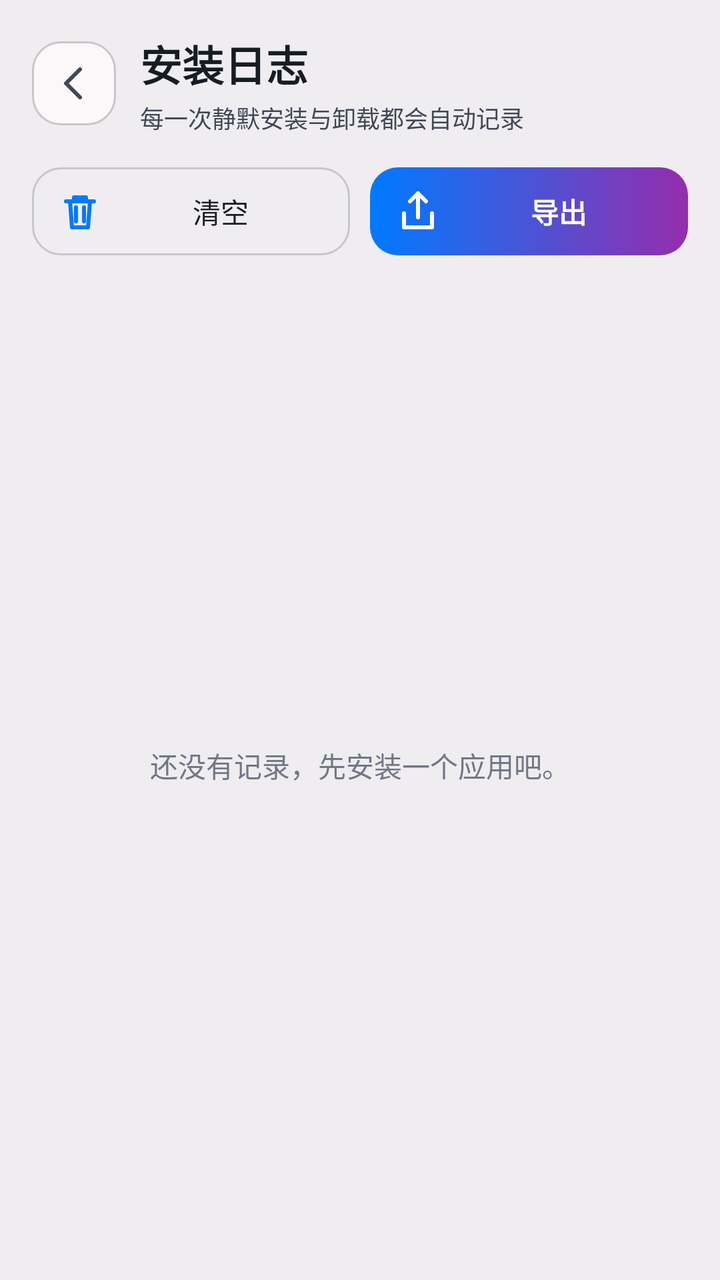
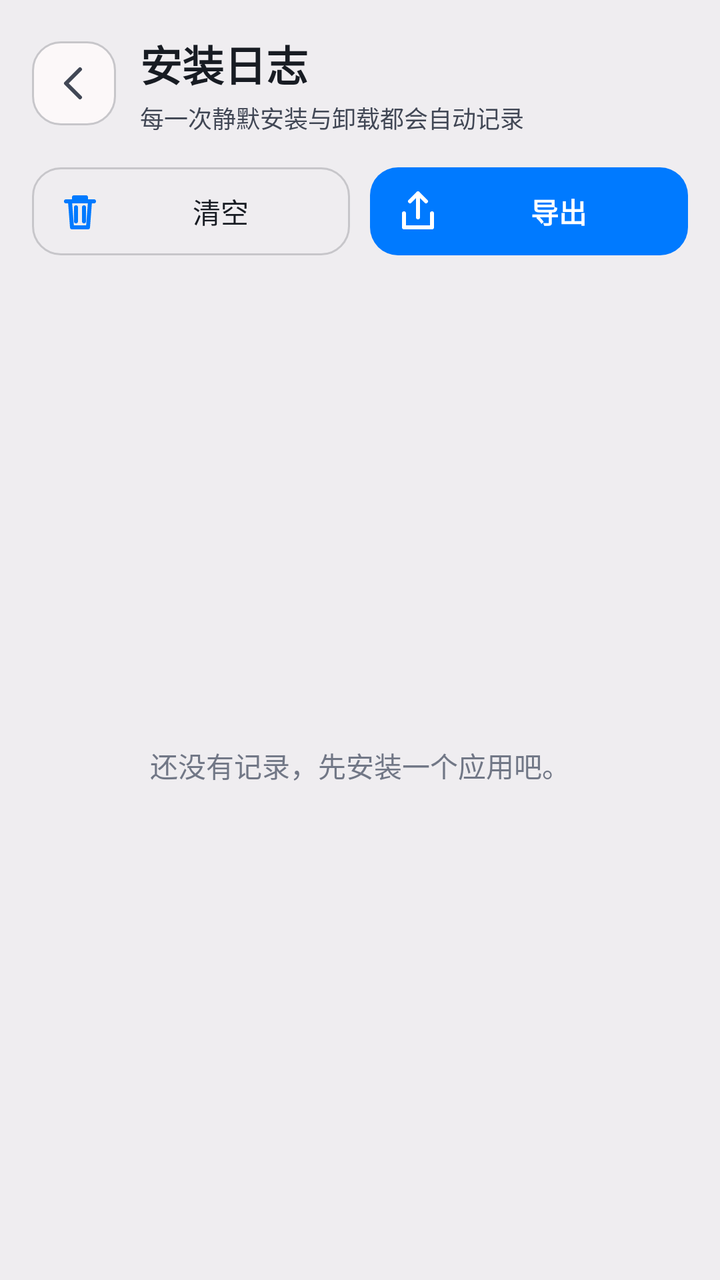

An Android layout rendered at two revisions. The XML below is the earlier revision; the diff shows what the commit changed to produce the second picture.
<!-- AndroidManifest.xml: application theme AppTheme -->
<!-- res/layout/activity_log.xml -->
<?xml version="1.0" encoding="utf-8"?>
<LinearLayout xmlns:android="http://schemas.android.com/apk/res/android"
    android:layout_width="match_parent"
    android:layout_height="match_parent"
    android:orientation="vertical"
    android:fitsSystemWindows="true"
    android:background="@color/window_bg"
    android:padding="16dp">

    <LinearLayout
        android:layout_width="match_parent"
        android:layout_height="wrap_content"
        android:orientation="horizontal"
        android:gravity="center_vertical">

        <ImageButton
            android:id="@+id/btnLogBack"
            android:layout_width="42dp"
            android:layout_height="42dp"
            android:src="@drawable/ic_action_back"
            android:background="@drawable/btn_ghost"
            android:contentDescription="@string/logs_title"
            android:padding="10dp" />

        <LinearLayout
            android:layout_width="0dp"
            android:layout_height="wrap_content"
            android:layout_weight="1"
            android:orientation="vertical"
            android:layout_marginStart="12dp">

            <TextView
                android:layout_width="wrap_content"
                android:layout_height="wrap_content"
                android:text="@string/logs_title"
                android:textSize="21sp"
                android:textStyle="bold"
                android:textColor="@color/text_primary" />

            <TextView
                android:layout_width="wrap_content"
                android:layout_height="wrap_content"
                android:text="@string/logs_subtitle"
                android:textSize="12sp"
                android:textColor="@color/text_secondary"
                android:layout_marginTop="3dp" />
        </LinearLayout>
    </LinearLayout>

    <LinearLayout
        android:layout_width="match_parent"
        android:layout_height="wrap_content"
        android:orientation="horizontal"
        android:layout_marginTop="16dp">

        <Button
            android:id="@+id/btnLogClear"
            android:layout_width="0dp"
            android:layout_height="44dp"
            android:layout_weight="1"
            android:text="@string/btn_log_clear"
            android:textSize="14sp"
            android:textAllCaps="false"
            android:minWidth="0dp"
            android:minHeight="0dp"
            android:stateListAnimator="@null"
            android:background="@drawable/btn_secondary"
            android:textColor="@color/text_primary"
            android:drawableStart="@drawable/ic_action_trash"
            android:drawableTint="@color/brand_primary"
            android:drawablePadding="6dp"
            android:paddingStart="12dp"
            android:paddingEnd="12dp" />

        <Space
            android:layout_width="10dp"
            android:layout_height="1dp" />

        <Button
            android:id="@+id/btnLogShare"
            android:layout_width="0dp"
            android:layout_height="44dp"
            android:layout_weight="1"
            android:text="@string/btn_log_share"
            android:textSize="14sp"
            android:textStyle="bold"
            android:textAllCaps="false"
            android:minWidth="0dp"
            android:minHeight="0dp"
            android:stateListAnimator="@null"
            android:background="@drawable/btn_primary"
            android:textColor="@color/on_brand"
            android:drawableStart="@drawable/ic_action_share"
            android:drawableTint="#FFFFFF"
            android:drawablePadding="6dp"
            android:paddingStart="12dp"
            android:paddingEnd="12dp" />
    </LinearLayout>

    <FrameLayout
        android:layout_width="match_parent"
        android:layout_height="0dp"
        android:layout_weight="1"
        android:layout_marginTop="14dp">

        <ListView
            android:id="@+id/logList"
            android:layout_width="match_parent"
            android:layout_height="match_parent"
            android:divider="@android:color/transparent"
            android:dividerHeight="10dp"
            android:clipToPadding="false"
            android:paddingBottom="12dp"
            android:scrollbarStyle="outsideOverlay" />

        <TextView
            android:id="@+id/logEmpty"
            android:layout_width="match_parent"
            android:layout_height="wrap_content"
            android:layout_gravity="center"
            android:gravity="center"
            android:text="@string/logs_empty"
            android:textSize="14sp"
            android:lineSpacingExtra="4dp"
            android:textColor="@color/text_muted" />
    </FrameLayout>
</LinearLayout>
<!-- resources referenced by this layout -->
<resources>
  <color name="on_brand">@color/pb_on_primary</color>
  <color name="text_muted">@color/pb_outline</color>
  <!-- drawable btn_ghost (drawable) -->
  <?xml version="1.0" encoding="utf-8"?>
  <ripple xmlns:android="http://schemas.android.com/apk/res/android"
      android:color="@color/ripple_soft">
      <item android:id="@android:id/mask">
          <shape android:shape="rectangle">
              <solid android:color="#FFFFFFFF" />
              <corners android:radius="14dp" />
          </shape>
      </item>
      <item>
          <shape android:shape="rectangle">
              <solid android:color="@color/card_bg" />
              <corners android:radius="14dp" />
              <stroke android:width="1dp" android:color="@color/divider" />
          </shape>
      </item>
  </ripple>
  <!-- drawable btn_primary (drawable) -->
  <?xml version="1.0" encoding="utf-8"?>
  <ripple xmlns:android="http://schemas.android.com/apk/res/android"
      android:color="@color/ripple_soft">
      <item>
          <shape android:shape="rectangle">
              <gradient
                  android:startColor="@color/brand_primary"
                  android:endColor="@color/brand_accent"
                  android:angle="0" />
              <corners android:radius="14dp" />
          </shape>
      </item>
  </ripple>
  <!-- drawable btn_secondary (drawable) -->
  <?xml version="1.0" encoding="utf-8"?>
  <ripple xmlns:android="http://schemas.android.com/apk/res/android"
      android:color="@color/ripple_soft">
      <item>
          <shape android:shape="rectangle">
              <solid android:color="@color/chip_bg" />
              <corners android:radius="14dp" />
              <stroke android:width="1dp" android:color="@color/divider" />
          </shape>
      </item>
  </ripple>
  <string name="logs_title">安装日志</string>
  <color name="pb_outline">#717786</color>
  <color name="pb_page">#EFEDF0</color>
  <color name="card_bg">@color/pb_card</color>
  <color name="divider">@color/pb_outline_variant</color>
  <color name="brand_accent">@color/pb_tertiary</color>
  <color name="chip_bg">@color/pb_block</color>
  <style name="PbPalette" parent="android:style/Theme.Material.Light.NoActionBar">
          <item name="pbPrimary">@color/pb_primary</item>
          <item name="pbOnPrimary">@color/pb_on_primary</item>
          <item name="pbPrimaryContainer">@color/pb_primary_container</item>
          <item name="pbOnPrimaryContainer">@color/pb_on_primary_container</item>
  
          <item name="pbSurfacePage">@color/pb_page</item>
          <item name="pbSurfaceCard">@color/pb_card</item>
          <item name="pbSurfaceBlock">@color/pb_block</item>
          <item name="pbSurfaceInset">@color/pb_inset</item>
          <item name="pbSurfaceFloating">@color/pb_floating</item>
  
          <item name="pbTextPrimary">@color/pb_on_surface</item>
          <item name="pbTextSecondary">@color/pb_on_surface_variant</item>
          <item name="pbTextMuted">@color/pb_outline</item>
          <item name="pbDivider">@color/pb_outline_variant</item>
  
          <item name="pbSuccess">@color/pb_success</item>
          <item name="pbError">@color/pb_error</item>
          <item name="pbWarning">@color/pb_warning</item>
      </style>
  <color name="pb_card">#FCF8F9</color>
  <color name="pb_tertiary">#952DAD</color>
  <color name="pb_block">#EFEDF0</color>
  <color name="pb_inset">#E4E2E4</color>
  <color name="pb_success">#006E1C</color>
  <color name="pb_error">#BA1A1A</color>
  <color name="pb_warning">#8B5000</color>
  <!-- unchanged entries left out for length: 21 -->
</resources>

<!-- the commit's change to res/layout/activity_log.xml (unified diff, before → after) -->
@@ -4,7 +4,7 @@
     android:layout_height="match_parent"
     android:orientation="vertical"
     android:fitsSystemWindows="true"
-    android:background="@color/window_bg"
+    android:background="?attr/pbSurfacePage"
     android:padding="16dp">
 
     <LinearLayout
@@ -35,14 +35,14 @@
                 android:text="@string/logs_title"
                 android:textSize="21sp"
                 android:textStyle="bold"
-                android:textColor="@color/text_primary" />
+                android:textColor="?attr/pbTextPrimary" />
 
             <TextView
                 android:layout_width="wrap_content"
                 android:layout_height="wrap_content"
                 android:text="@string/logs_subtitle"
                 android:textSize="12sp"
-                android:textColor="@color/text_secondary"
+                android:textColor="?attr/pbTextSecondary"
                 android:layout_marginTop="3dp" />
         </LinearLayout>
     </LinearLayout>
@@ -65,9 +65,9 @@
             android:minHeight="0dp"
             android:stateListAnimator="@null"
             android:background="@drawable/btn_secondary"
-            android:textColor="@color/text_primary"
+            android:textColor="?attr/pbTextPrimary"
             android:drawableStart="@drawable/ic_action_trash"
-            android:drawableTint="@color/brand_primary"
+            android:drawableTint="?attr/pbPrimary"
             android:drawablePadding="6dp"
             android:paddingStart="12dp"
             android:paddingEnd="12dp" />
@@ -89,7 +89,7 @@
             android:minHeight="0dp"
             android:stateListAnimator="@null"
             android:background="@drawable/btn_primary"
-            android:textColor="@color/on_brand"
+            android:textColor="?attr/pbOnPrimary"
             android:drawableStart="@drawable/ic_action_share"
             android:drawableTint="#FFFFFF"
             android:drawablePadding="6dp"
@@ -122,6 +122,6 @@
             android:text="@string/logs_empty"
             android:textSize="14sp"
             android:lineSpacingExtra="4dp"
-            android:textColor="@color/text_muted" />
+            android:textColor="?attr/pbTextMuted" />
     </FrameLayout>
 </LinearLayout>
<!-- resource entries referenced after the edit -->
@@ -1,11 +1,9 @@
 <!-- resources referenced by this layout -->
 <resources>
-  <color name="on_brand">@color/pb_on_primary</color>
-  <color name="text_muted">@color/pb_outline</color>
   <!-- drawable btn_ghost (drawable) -->
   <?xml version="1.0" encoding="utf-8"?>
   <ripple xmlns:android="http://schemas.android.com/apk/res/android"
-      android:color="@color/ripple_soft">
+      android:color="?attr/pbRipple">
       <item android:id="@android:id/mask">
           <shape android:shape="rectangle">
               <solid android:color="#FFFFFFFF" />
@@ -14,21 +12,21 @@
       </item>
       <item>
           <shape android:shape="rectangle">
-              <solid android:color="@color/card_bg" />
+              <solid android:color="?attr/pbSurfaceCard" />
               <corners android:radius="14dp" />
-              <stroke android:width="1dp" android:color="@color/divider" />
+              <stroke android:width="1dp" android:color="?attr/pbDivider" />
           </shape>
       </item>
   </ripple>
   <!-- drawable btn_primary (drawable) -->
   <?xml version="1.0" encoding="utf-8"?>
   <ripple xmlns:android="http://schemas.android.com/apk/res/android"
-      android:color="@color/ripple_soft">
+      android:color="?attr/pbRipple">
       <item>
           <shape android:shape="rectangle">
               <gradient
-                  android:startColor="@color/brand_primary"
-                  android:endColor="@color/brand_accent"
+                  android:startColor="?attr/pbPrimary"
+                  android:endColor="?attr/pbPrimary"
                   android:angle="0" />
               <corners android:radius="14dp" />
           </shape>
@@ -37,27 +35,25 @@
   <!-- drawable btn_secondary (drawable) -->
   <?xml version="1.0" encoding="utf-8"?>
   <ripple xmlns:android="http://schemas.android.com/apk/res/android"
-      android:color="@color/ripple_soft">
+      android:color="?attr/pbRipple">
       <item>
           <shape android:shape="rectangle">
-              <solid android:color="@color/chip_bg" />
+              <solid android:color="?attr/pbSurfaceBlock" />
               <corners android:radius="14dp" />
-              <stroke android:width="1dp" android:color="@color/divider" />
+              <stroke android:width="1dp" android:color="?attr/pbDivider" />
           </shape>
       </item>
   </ripple>
   <string name="logs_title">安装日志</string>
   <color name="pb_outline">#717786</color>
   <color name="pb_page">#EFEDF0</color>
-  <color name="card_bg">@color/pb_card</color>
-  <color name="divider">@color/pb_outline_variant</color>
-  <color name="brand_accent">@color/pb_tertiary</color>
-  <color name="chip_bg">@color/pb_block</color>
   <style name="PbPalette" parent="android:style/Theme.Material.Light.NoActionBar">
           <item name="pbPrimary">@color/pb_primary</item>
           <item name="pbOnPrimary">@color/pb_on_primary</item>
           <item name="pbPrimaryContainer">@color/pb_primary_container</item>
           <item name="pbOnPrimaryContainer">@color/pb_on_primary_container</item>
+          <item name="pbSecondaryContainer">@color/pb_secondary_container</item>
+          <item name="pbOnSecondaryContainer">@color/pb_on_secondary_container</item>
   
           <item name="pbSurfacePage">@color/pb_page</item>
           <item name="pbSurfaceCard">@color/pb_card</item>
@@ -71,16 +67,28 @@
           <item name="pbDivider">@color/pb_outline_variant</item>
   
           <item name="pbSuccess">@color/pb_success</item>
+          <item name="pbSuccessContainer">@color/pb_success_container</item>
+          <item name="pbOnSuccessContainer">@color/pb_on_success_container</item>
           <item name="pbError">@color/pb_error</item>
           <item name="pbWarning">@color/pb_warning</item>
+          <item name="pbWarningContainer">@color/pb_warning_container</item>
+          <item name="pbOnWarningContainer">@color/pb_on_warning_container</item>
+  
+          <item name="pbRipple">@color/ripple_soft</item>
+          <item name="pbFontFamily">sans-serif</item>
       </style>
+  <color name="pb_secondary_container">#D8E2FF</color>
+  <color name="pb_on_secondary_container">#001A41</color>
   <color name="pb_card">#FCF8F9</color>
-  <color name="pb_tertiary">#952DAD</color>
   <color name="pb_block">#EFEDF0</color>
   <color name="pb_inset">#E4E2E4</color>
   <color name="pb_success">#006E1C</color>
+  <color name="pb_success_container">#D5E8CE</color>
+  <color name="pb_on_success_container">#005313</color>
   <color name="pb_error">#BA1A1A</color>
   <color name="pb_warning">#8B5000</color>
+  <color name="pb_warning_container">#FFDCBE</color>
+  <color name="pb_on_warning_container">#693C00</color>
   <!-- unchanged entries left out for length: 21 -->
 </resources>
 
